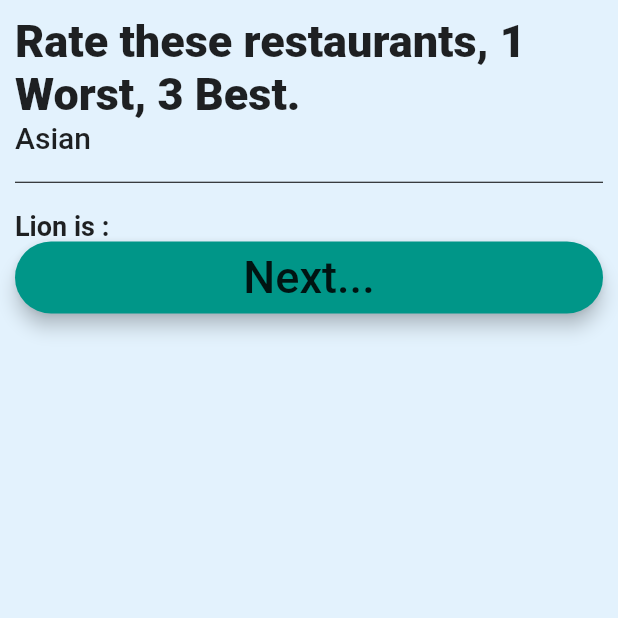
After one commit to teetopsway/echo_v3, a Flutter app: the SeedPage screen opened directly, on a phone screen of 412 x 824 dp, the top half of it. The commit adds this screen. Run offline on Flutter 3.47's test engine with Material 2 defaults, Android fonts, the phone set to English and light mode, and no system bars; our stand-ins replace cloud_firestore, firebase_auth, firebase_core, fluttertoast, modal_progress_hud; accounts and stored records are empty.

Commit message:
Added SeedPage

```diff
--- a/lib/screens/homePage.dart
+++ b/lib/screens/homePage.dart
@@ -3,6 +3,7 @@ import 'package:fluttertoast/fluttertoast.dart';
 //import 'package:firebase_core/firebase_core.dart';
 import 'package:cloud_firestore/cloud_firestore.dart';
 import 'package:firebase_auth/firebase_auth.dart';
+import 'package:echo_v3/screens/seedPage.dart';
 
 void main() => runApp(EchoApp());
 
--- /dev/null
+++ b/lib/screens/seedPage.dart
@@ -0,0 +1,80 @@
+import 'package:flutter/material.dart';
+import 'package:fluttertoast/fluttertoast.dart';
+//import 'package:firebase_core/firebase_core.dart';
+import 'package:cloud_firestore/cloud_firestore.dart';
+import 'package:firebase_auth/firebase_auth.dart';
+
+
+class SeedPage extends StatelessWidget {
+
+  @override
+  Widget build(BuildContext context) {
+    CollectionReference userPref  = FirebaseFirestore.instance.collection('userPref');
+    final FirebaseAuth auth = FirebaseAuth.instance;
+    final User user = auth.currentUser;
+    final userId = user.uid;
+    var pizzaPref, latinPref, asianPref, _pizzaButton, _latinButton, _asianButton, _radioValue1;
+
+    Future<void> addUserPref() {
+      return userPref
+          .add({
+        'userId': userId,
+        'pizzaPref': pizzaPref,
+        'latinPref': latinPref,
+        'asianPref': asianPref,
+      })
+          .then((value) => print("User Added"))
+          .catchError((error) => print("Failed to add user: $error"));
+    }
+
+    return Scaffold(
+      backgroundColor: Colors.blue[50],
+      body: Padding(
+        padding: EdgeInsets.all(10),
+        child: ListView(
+          children: <Widget>[
+            Text(
+                "Rate these restaurants, 1 Worst, 3 Best. ",
+                style: TextStyle(fontWeight: FontWeight.w800, fontSize: 30.0),
+              ),
+            Text(
+              'Asian',
+              style: TextStyle(fontWeight: FontWeight.w500, fontSize: 20.0),
+            ),
+        new Padding(
+          padding: new EdgeInsets.all(8.0),
+        ),
+        new Divider(height: 5.0, color: Colors.black),
+        new Padding(
+          padding: new EdgeInsets.all(8.0),
+        ),
+        new Text(
+          'Lion is :',
+          style: new TextStyle(
+            fontWeight: FontWeight.bold,
+            fontSize: 18.0,
+          ),
+        ),
+              Material(
+                elevation: 5,
+                color: Colors.teal,
+                borderRadius: BorderRadius.circular(32.0),
+                child: MaterialButton(
+                  onPressed: () {
+                  },
+                  minWidth: 200.0,
+                  height: 45.0,
+                  child: Text(
+                    "Next...",
+                    style:
+                    TextStyle(fontWeight: FontWeight.w500, fontSize: 30.0),
+                  ),
+                ),
+              ),
+          ],
+        ),
+      ),
+    );
+
+  }
+}
```
